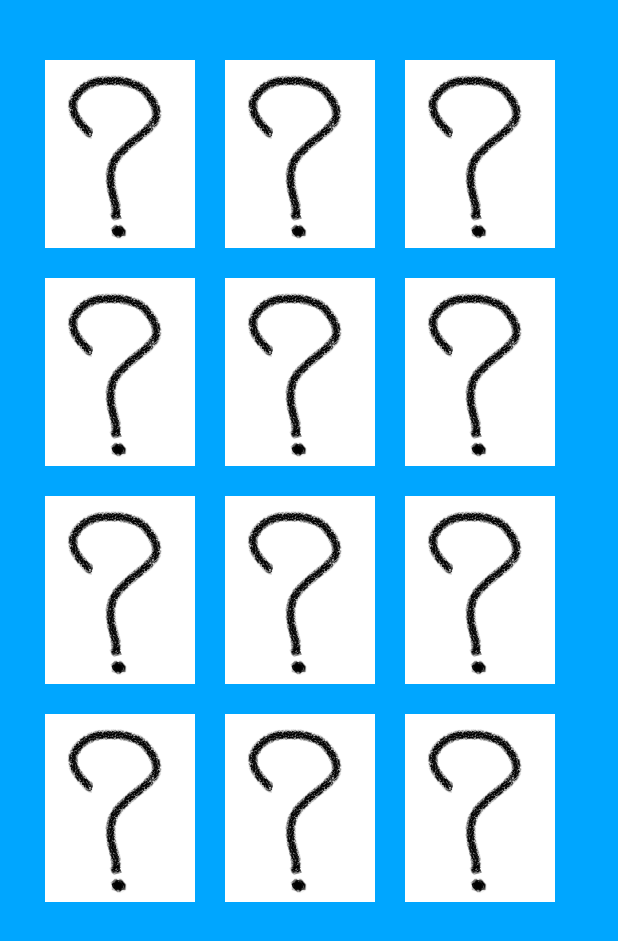
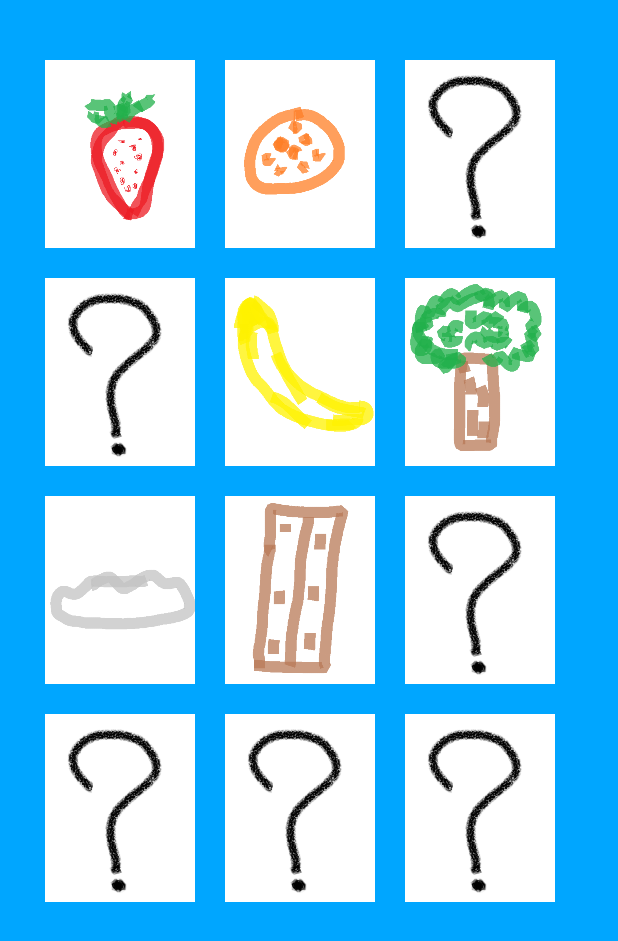
Before and after one commit to JoulyanoMzaber/Mobile-Android, an Android app: the layout activity_main.xml on its own in the app's theme, with its tools: preview values and no code run, on a phone screen of 412 x 824 dp. Shown: the top 941 px of the screen. Run offline under Robolectric (Android 15) with nearby library versions, the phone set to English and light mode, and no system bars.

Commit message:
Steps Progressed

```diff
--- a/app/build.gradle
+++ b/app/build.gradle
@@ -4,12 +4,12 @@ plugins {
 
 android {
     namespace 'comp208.mzaber'
-    compileSdk 32
+    compileSdk 33
 
     defaultConfig {
         applicationId "comp208.mzaber"
         minSdk 24
-        targetSdk 32
+        targetSdk 33
         versionCode 1
         versionName "1.0"
 
--- /dev/null
+++ b/app/src/main/java/comp208/mzaber/Game.java
@@ -0,0 +1,4 @@
+package comp208.mzaber;
+
+public class Game {
+}
--- a/app/src/main/res/layout/activity_main.xml
+++ b/app/src/main/res/layout/activity_main.xml
@@ -5,9 +5,11 @@
     android:layout_width="match_parent"
     android:layout_height="match_parent"
     android:background="#00A6FF"
+    android:clickable="true"
     tools:context=".MainActivity">
 
     <TableLayout
+        android:id="@+id/cardBoard"
         android:layout_width="match_parent"
         android:layout_height="match_parent"
         android:layout_marginStart="20dp"
@@ -28,21 +30,27 @@
                 android:layout_width="100dp"
                 android:layout_height="125dp"
                 android:layout_margin="10dp"
-                app:srcCompat="@drawable/backface"
-                android:contentDescription="TODO" />
+                android:clickable="true"
+                android:contentDescription="TODO"
+                android:onClick="changeImage"
+                app:srcCompat="@drawable/strawberry" />
 
             <ImageView
                 android:id="@+id/imageView4"
                 android:layout_width="100dp"
                 android:layout_height="125dp"
                 android:layout_margin="10dp"
-                app:srcCompat="@drawable/backface" />
+                android:clickable="true"
+                android:onClick="changeImage"
+                app:srcCompat="@drawable/orange" />
 
             <ImageView
                 android:id="@+id/imageView5"
                 android:layout_width="100dp"
                 android:layout_height="125dp"
                 android:layout_margin="10dp"
+                android:clickable="true"
+                android:onClick="changeImage"
                 app:srcCompat="@drawable/backface" />
         </TableRow>
 
@@ -55,6 +63,8 @@
                 android:layout_width="100dp"
                 android:layout_height="125dp"
                 android:layout_margin="10dp"
+                android:clickable="true"
+                android:onClick="changeImage"
                 app:srcCompat="@drawable/backface" />
 
             <ImageView
@@ -62,14 +72,18 @@
                 android:layout_width="100dp"
                 android:layout_height="125dp"
                 android:layout_margin="10dp"
-                app:srcCompat="@drawable/backface" />
+                android:clickable="true"
+                android:onClick="changeImage"
+                app:srcCompat="@drawable/banana" />
 
             <ImageView
                 android:id="@+id/imageView8"
                 android:layout_width="100dp"
                 android:layout_height="125dp"
                 android:layout_margin="10dp"
-                app:srcCompat="@drawable/backface" />
+                android:clickable="true"
+                android:onClick="changeImage"
+                app:srcCompat="@drawable/tree" />
         </TableRow>
 
         <TableRow
@@ -81,20 +95,26 @@
                 android:layout_width="100dp"
                 android:layout_height="125dp"
                 android:layout_margin="10dp"
-                app:srcCompat="@drawable/backface" />
+                android:clickable="true"
+                android:onClick="changeImage"
+                app:srcCompat="@drawable/rock" />
 
             <ImageView
                 android:id="@+id/imageView10"
                 android:layout_width="100dp"
                 android:layout_height="125dp"
                 android:layout_margin="10dp"
-                app:srcCompat="@drawable/backface" />
+                android:clickable="true"
+                android:onClick="changeImage"
+                app:srcCompat="@drawable/plank" />
 
             <ImageView
                 android:id="@+id/imageView11"
                 android:layout_width="100dp"
                 android:layout_height="125dp"
                 android:layout_margin="10dp"
+                android:clickable="true"
+                android:onClick="changeImage"
                 app:srcCompat="@drawable/backface" />
         </TableRow>
 
@@ -107,6 +127,8 @@
                 android:layout_width="100dp"
                 android:layout_height="125dp"
                 android:layout_margin="10dp"
+                android:clickable="true"
+                android:onClick="changeImage"
                 app:srcCompat="@drawable/backface" />
 
             <ImageView
@@ -114,6 +136,8 @@
                 android:layout_width="100dp"
                 android:layout_height="125dp"
                 android:layout_margin="10dp"
+                android:clickable="true"
+                android:onClick="changeImage"
                 app:srcCompat="@drawable/backface" />
 
             <ImageView
@@ -121,7 +145,10 @@
                 android:layout_width="100dp"
                 android:layout_height="125dp"
                 android:layout_margin="10dp"
+                android:clickable="true"
+                android:onClick="changeImage"
                 app:srcCompat="@drawable/backface" />
         </TableRow>
     </TableLayout>
+
 </androidx.constraintlayout.widget.ConstraintLayout>
```
Also changed, not shown: app/src/main/java/comp208/mzaber/Card.java (added, +16 -0 lines), app/src/main/java/comp208/mzaber/MainActivity.java (+47 -1 lines).
